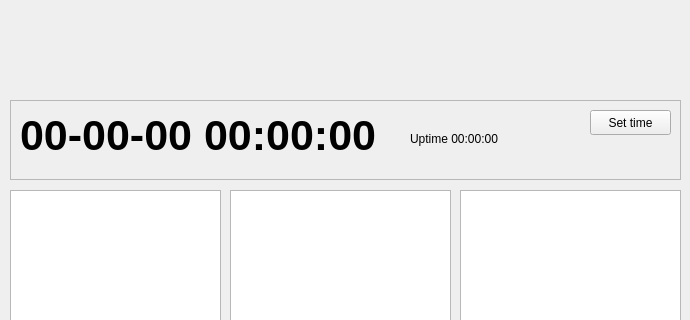
Qt form widget_monitoring.ui (mupimenov/hponic) before a commit; both pictures show x 0 to 690 and y 0 to 320 of the 690 by 525 pixel window.
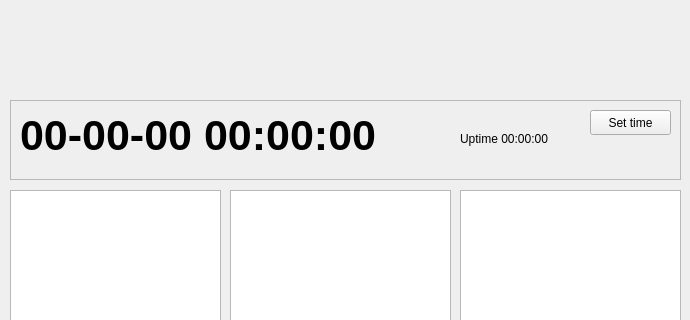
The same form after that commit. Icons and pictures are not drawn.

What changed in the file:
```diff
--- a/widget_monitoring.ui
+++ b/widget_monitoring.ui
@@ -63,7 +63,7 @@
      <rect>
       <x>10</x>
       <y>10</y>
-      <width>371</width>
+      <width>411</width>
       <height>51</height>
      </rect>
     </property>
@@ -81,7 +81,7 @@
    <widget class="QLabel" name="lUptime">
     <property name="geometry">
      <rect>
-      <x>400</x>
+      <x>450</x>
       <y>30</y>
       <width>121</width>
       <height>17</height>
```
Left out of the diff: 11 changed lines with no effect on the pictures.
